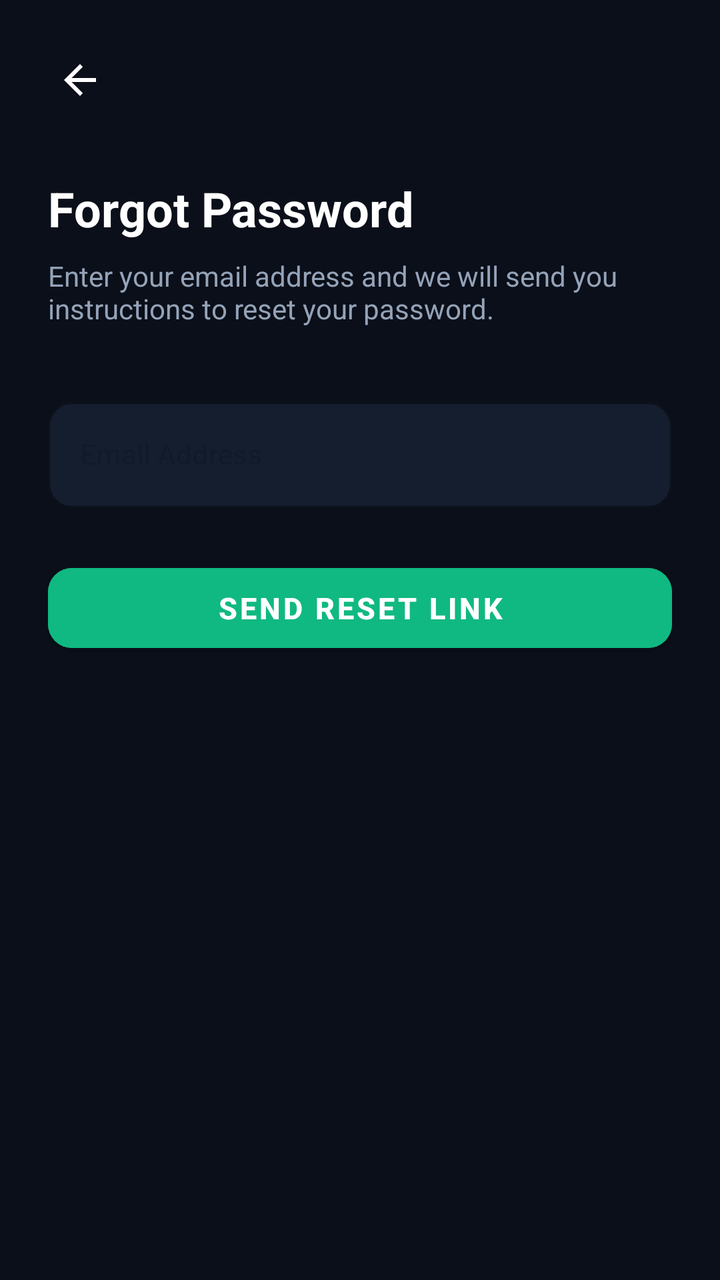
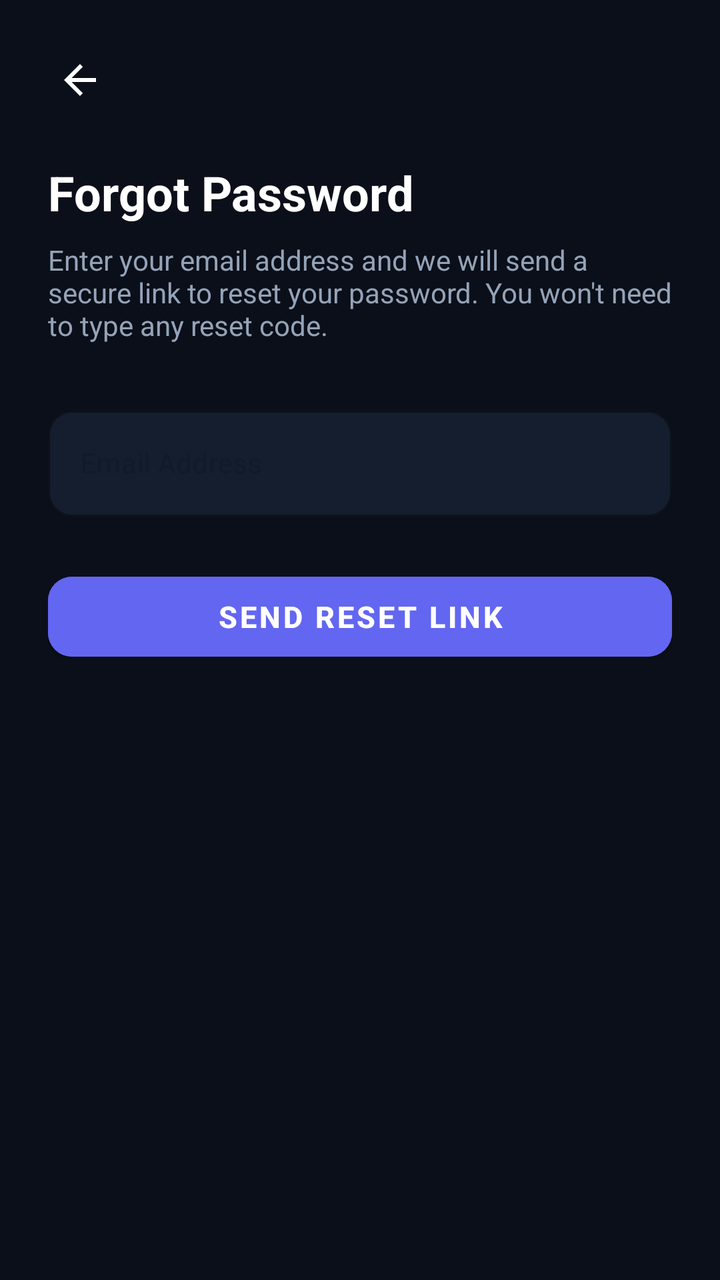

Before-and-after screenshots of an Android layout around one commit, followed by the original layout XML and the change that was made.
<!-- AndroidManifest.xml: application theme Theme.Nexa -->
<!-- res/layout/activity_forgot_password.xml -->
<?xml version="1.0" encoding="utf-8"?>
<androidx.constraintlayout.widget.ConstraintLayout xmlns:android="http://schemas.android.com/apk/res/android"
    xmlns:app="http://schemas.android.com/apk/res-auto"
    android:layout_width="match_parent"
    android:layout_height="match_parent"
    android:background="@color/background_dark"
    android:padding="24dp">

    <ImageView
        android:id="@+id/ivBack"
        android:layout_width="32dp"
        android:layout_height="32dp"
        android:background="?attr/selectableItemBackgroundBorderless"
        android:contentDescription="Back"
        android:padding="4dp"
        android:src="@drawable/ic_back"
        app:layout_constraintStart_toStartOf="parent"
        app:layout_constraintTop_toTopOf="parent"
        app:tint="@color/text_white" />

    <TextView
        android:id="@+id/tvTitle"
        android:layout_width="wrap_content"
        android:layout_height="wrap_content"
        android:layout_marginTop="32dp"
        android:text="Forgot Password"
        android:textColor="@color/text_white"
        android:textSize="24sp"
        android:textStyle="bold"
        app:layout_constraintStart_toStartOf="parent"
        app:layout_constraintTop_toBottomOf="@id/ivBack" />

    <TextView
        android:id="@+id/tvSubtitle"
        android:layout_width="0dp"
        android:layout_height="wrap_content"
        android:layout_marginTop="8dp"
        android:text="Enter your email address and we will send you instructions to reset your password."
        android:textColor="@color/text_secondary"
        android:textSize="14sp"
        app:layout_constraintEnd_toEndOf="parent"
        app:layout_constraintStart_toStartOf="parent"
        app:layout_constraintTop_toBottomOf="@id/tvTitle" />

    <com.google.android.material.textfield.TextInputLayout
        android:id="@+id/tilEmail"
        style="@style/Widget.MaterialComponents.TextInputLayout.OutlinedBox"
        android:layout_width="match_parent"
        android:layout_height="wrap_content"
        android:layout_marginTop="32dp"
        android:hint="Email Address"
        app:boxBackgroundColor="@color/background_card"
        app:boxCornerRadiusBottomEnd="12dp"
        app:boxCornerRadiusBottomStart="12dp"
        app:boxCornerRadiusTopEnd="12dp"
        app:boxCornerRadiusTopStart="12dp"
        app:boxStrokeColor="@color/brand_emerald"
        app:hintTextColor="@color/brand_emerald"
        app:layout_constraintTop_toBottomOf="@id/tvSubtitle">

        <com.google.android.material.textfield.TextInputEditText
            android:id="@+id/etEmail"
            android:layout_width="match_parent"
            android:layout_height="wrap_content"
            android:inputType="textEmailAddress"
            android:textColor="@color/text_white"
            android:textSize="14sp" />
    </com.google.android.material.textfield.TextInputLayout>

    <com.google.android.material.button.MaterialButton
        android:id="@+id/btnSendResetLink"
        android:layout_width="match_parent"
        android:layout_height="52dp"
        android:layout_marginTop="24dp"
        android:backgroundTint="@color/brand_emerald"
        android:text="Send Reset Link"
        android:textColor="@color/text_white"
        android:textSize="15sp"
        android:textStyle="bold"
        app:cornerRadius="12dp"
        app:layout_constraintTop_toBottomOf="@id/tilEmail" />

    <ProgressBar
        android:id="@+id/progressBar"
        android:layout_width="32dp"
        android:layout_height="32dp"
        android:layout_marginTop="16dp"
        android:indeterminateTint="@color/brand_emerald"
        android:visibility="gone"
        app:layout_constraintEnd_toEndOf="parent"
        app:layout_constraintStart_toStartOf="parent"
        app:layout_constraintTop_toBottomOf="@id/btnSendResetLink" />

</androidx.constraintlayout.widget.ConstraintLayout>
<!-- resources referenced by this layout -->
<resources>
  <color name="background_card">#151E2E</color>
  <color name="background_dark">#0B0F19</color>
  <color name="brand_emerald">#10B981</color>
  <color name="text_secondary">#94A3B8</color>
  <color name="text_white">#FFFFFF</color>
  <!-- drawable ic_back (drawable) -->
  <vector xmlns:android="http://schemas.android.com/apk/res/android"
      android:width="24dp"
      android:height="24dp"
      android:viewportWidth="24"
      android:viewportHeight="24"
      android:tint="?attr/colorControlNormal">
    <path
        android:fillColor="@android:color/white"
        android:pathData="M20,11H7.83l5.59,-5.59L12,4l-8,8 8,8 1.41,-1.41L7.83,13H20v-2z"/>
  </vector>
  <style name="Theme.Nexa" parent="Theme.MaterialComponents.DayNight.NoActionBar">
          
          <item name="colorPrimary">@color/brand_primary</item>
          <item name="colorPrimaryVariant">@color/brand_primary_dark</item>
          <item name="colorOnPrimary">@color/text_white</item>
          
          <item name="colorSecondary">@color/brand_cyan</item>
          <item name="colorSecondaryVariant">@color/brand_emerald</item>
          <item name="colorOnSecondary">@color/text_white</item>
          
          <item name="android:windowBackground">@color/background_light</item>
          <item name="colorSurface">@color/background_card_day</item>
          <item name="colorOnSurface">@color/text_dark_primary</item>
          <item name="colorOnBackground">@color/text_dark_primary</item>
          <item name="android:textColorPrimary">@color/text_dark_primary</item>
          <item name="android:textColorSecondary">@color/text_dark_secondary</item>
          <item name="android:statusBarColor">@color/background_light</item>
          <item name="android:windowLightStatusBar">true</item>
          <item name="android:navigationBarColor">@color/background_card_day</item>
      </style>
  <color name="brand_primary">#6366F1</color>
  <color name="brand_primary_dark">#4F46E5</color>
  <color name="brand_cyan">#06B6D4</color>
  <color name="background_light">#F8FAFC</color>
  <color name="background_card_day">#FFFFFF</color>
  <color name="text_dark_primary">#0F172A</color>
  <color name="text_dark_secondary">#475569</color>
</resources>

<!-- the commit's change to res/layout/activity_forgot_password.xml (unified diff, before → after) -->
@@ -18,77 +18,164 @@
         app:layout_constraintTop_toTopOf="parent"
         app:tint="@color/text_white" />
 
-    <TextView
-        android:id="@+id/tvTitle"
-        android:layout_width="wrap_content"
-        android:layout_height="wrap_content"
-        android:layout_marginTop="32dp"
-        android:text="Forgot Password"
-        android:textColor="@color/text_white"
-        android:textSize="24sp"
-        android:textStyle="bold"
-        app:layout_constraintStart_toStartOf="parent"
-        app:layout_constraintTop_toBottomOf="@id/ivBack" />
+    
+    <androidx.constraintlayout.widget.ConstraintLayout
+        android:id="@+id/layoutForm"
+        android:layout_width="match_parent"
+        android:layout_height="0dp"
+        android:visibility="visible"
+        app:layout_constraintBottom_toBottomOf="parent"
+        app:layout_constraintTop_toBottomOf="@id/ivBack">
 
-    <TextView
-        android:id="@+id/tvSubtitle"
-        android:layout_width="0dp"
-        android:layout_height="wrap_content"
-        android:layout_marginTop="8dp"
-        android:text="Enter your email address and we will send you instructions to reset your password."
-        android:textColor="@color/text_secondary"
-        android:textSize="14sp"
-        app:layout_constraintEnd_toEndOf="parent"
-        app:layout_constraintStart_toStartOf="parent"
-        app:layout_constraintTop_toBottomOf="@id/tvTitle" />
+        <TextView
+            android:id="@+id/tvTitle"
+            android:layout_width="wrap_content"
+            android:layout_height="wrap_content"
+            android:layout_marginTop="24dp"
+            android:text="Forgot Password"
+            android:textColor="@color/text_white"
+            android:textSize="24sp"
+            android:textStyle="bold"
+            app:layout_constraintStart_toStartOf="parent"
+            app:layout_constraintTop_toTopOf="parent" />
 
-    <com.google.android.material.textfield.TextInputLayout
-        android:id="@+id/tilEmail"
-        style="@style/Widget.MaterialComponents.TextInputLayout.OutlinedBox"
-        android:layout_width="match_parent"
-        android:layout_height="wrap_content"
-        android:layout_marginTop="32dp"
-        android:hint="Email Address"
-        app:boxBackgroundColor="@color/background_card"
-        app:boxCornerRadiusBottomEnd="12dp"
-        app:boxCornerRadiusBottomStart="12dp"
-        app:boxCornerRadiusTopEnd="12dp"
-        app:boxCornerRadiusTopStart="12dp"
-        app:boxStrokeColor="@color/brand_emerald"
-        app:hintTextColor="@color/brand_emerald"
-        app:layout_constraintTop_toBottomOf="@id/tvSubtitle">
+        <TextView
+            android:id="@+id/tvSubtitle"
+            android:layout_width="0dp"
+            android:layout_height="wrap_content"
+            android:layout_marginTop="8dp"
+            android:text="Enter your email address and we will send a secure link to reset your password. You won't need to type any reset code."
+            android:textColor="@color/text_secondary"
+            android:textSize="14sp"
+            app:layout_constraintEnd_toEndOf="parent"
+            app:layout_constraintStart_toStartOf="parent"
+            app:layout_constraintTop_toBottomOf="@id/tvTitle" />
 
-        <com.google.android.material.textfield.TextInputEditText
-            android:id="@+id/etEmail"
+        <com.google.android.material.textfield.TextInputLayout
+            android:id="@+id/tilEmail"
+            style="@style/Widget.MaterialComponents.TextInputLayout.OutlinedBox"
             android:layout_width="match_parent"
             android:layout_height="wrap_content"
-            android:inputType="textEmailAddress"
+            android:layout_marginTop="28dp"
+            android:hint="Email Address"
+            app:boxBackgroundColor="@color/background_card"
+            app:boxCornerRadiusBottomEnd="12dp"
+            app:boxCornerRadiusBottomStart="12dp"
+            app:boxCornerRadiusTopEnd="12dp"
+            app:boxCornerRadiusTopStart="12dp"
+            app:boxStrokeColor="@color/brand_emerald"
+            app:hintTextColor="@color/brand_emerald"
+            app:layout_constraintTop_toBottomOf="@id/tvSubtitle">
+
+            <com.google.android.material.textfield.TextInputEditText
+                android:id="@+id/etEmail"
+                android:layout_width="match_parent"
+                android:layout_height="wrap_content"
+                android:inputType="textEmailAddress"
+                android:textColor="@color/text_white"
+                android:textSize="14sp" />
+        </com.google.android.material.textfield.TextInputLayout>
+
+        <com.google.android.material.button.MaterialButton
+            android:id="@+id/btnSendResetLink"
+            android:layout_width="match_parent"
+            android:layout_height="52dp"
+            android:layout_marginTop="24dp"
+            android:backgroundTint="@color/brand_primary"
+            android:text="Send Reset Link"
             android:textColor="@color/text_white"
-            android:textSize="14sp" />
-    </com.google.android.material.textfield.TextInputLayout>
+            android:textSize="15sp"
+            android:textStyle="bold"
+            app:cornerRadius="12dp"
+            app:layout_constraintTop_toBottomOf="@id/tilEmail" />
 
-    <com.google.android.material.button.MaterialButton
-        android:id="@+id/btnSendResetLink"
+        <ProgressBar
+            android:id="@+id/progressBar"
+            android:layout_width="32dp"
+            android:layout_height="32dp"
+            android:layout_marginTop="16dp"
+            android:indeterminateTint="@color/brand_primary"
+            android:visibility="gone"
+            app:layout_constraintEnd_toEndOf="parent"
+            app:layout_constraintStart_toStartOf="parent"
+            app:layout_constraintTop_toBottomOf="@id/btnSendResetLink" />
+
+    </androidx.constraintlayout.widget.ConstraintLayout>
+
+    
+    <androidx.constraintlayout.widget.ConstraintLayout
+        android:id="@+id/layoutSuccess"
         android:layout_width="match_parent"
-        android:layout_height="52dp"
-        android:layout_marginTop="24dp"
-        android:backgroundTint="@color/brand_emerald"
-        android:text="Send Reset Link"
-        android:textColor="@color/text_white"
-        android:textSize="15sp"
-        android:textStyle="bold"
-        app:cornerRadius="12dp"
-        app:layout_constraintTop_toBottomOf="@id/tilEmail" />
+        android:layout_height="0dp"
+        android:visibility="gone"
+        app:layout_constraintBottom_toBottomOf="parent"
+        app:layout_constraintTop_toBottomOf="@id/ivBack">
 
-    <ProgressBar
-        android:id="@+id/progressBar"
-        android:layout_width="32dp"
-        android:layout_height="32dp"
-        android:layout_marginTop="16dp"
-        android:indeterminateTint="@color/brand_emerald"
-        android:visibility="gone"
-        app:layout_constraintEnd_toEndOf="parent"
-        app:layout_constraintStart_toStartOf="parent"
-        app:layout_constraintTop_toBottomOf="@id/btnSendResetLink" />
+        <ImageView
+            android:id="@+id/ivSuccessIcon"
+            android:layout_width="72dp"
+            android:layout_height="72dp"
+            android:layout_marginTop="48dp"
+            android:src="@drawable/ic_verified_badge"
+            app:layout_constraintEnd_toEndOf="parent"
+            app:layout_constraintStart_toStartOf="parent"
+            app:layout_constraintTop_toTopOf="parent"
+            app:tint="@color/brand_emerald" />
+
+        <TextView
+            android:id="@+id/tvSuccessTitle"
+            android:layout_width="wrap_content"
+            android:layout_height="wrap_content"
+            android:layout_marginTop="20dp"
+            android:text="Check Your Email"
+            android:textColor="@color/text_white"
+            android:textSize="22sp"
+            android:textStyle="bold"
+            app:layout_constraintEnd_toEndOf="parent"
+            app:layout_constraintStart_toStartOf="parent"
+            app:layout_constraintTop_toBottomOf="@id/ivSuccessIcon" />
+
+        <TextView
+            android:id="@+id/tvSuccessMessage"
+            android:layout_width="0dp"
+            android:layout_height="wrap_content"
+            android:layout_marginTop="12dp"
+            android:gravity="center"
+            android:lineSpacingExtra="4dp"
+            android:text="We have sent a secure password reset link to your email. Open the link to create a new password without typing any token.\n\nThe link will expire in 15 minutes."
+            android:textColor="@color/text_secondary"
+            android:textSize="14sp"
+            app:layout_constraintEnd_toEndOf="parent"
+            app:layout_constraintStart_toStartOf="parent"
+            app:layout_constraintTop_toBottomOf="@id/tvSuccessTitle" />
+
+        <com.google.android.material.button.MaterialButton
+            android:id="@+id/btnBackToLogin"
+            android:layout_width="match_parent"
+            android:layout_height="52dp"
+            android:layout_marginTop="36dp"
+            android:backgroundTint="@color/brand_primary"
+            android:text="Return to Sign In"
+            android:textColor="@color/text_white"
+            android:textSize="15sp"
+            android:textStyle="bold"
+            app:cornerRadius="12dp"
+            app:layout_constraintTop_toBottomOf="@id/tvSuccessMessage" />
+
+        <TextView
+            android:id="@+id/tvResendLink"
+            android:layout_width="wrap_content"
+            android:layout_height="wrap_content"
+            android:layout_marginTop="16dp"
+            android:padding="8dp"
+            android:text="Didn't receive the email? Try again"
+            android:textColor="@color/brand_primary"
+            android:textSize="13sp"
+            android:textStyle="bold"
+            app:layout_constraintEnd_toEndOf="parent"
+            app:layout_constraintStart_toStartOf="parent"
+            app:layout_constraintTop_toBottomOf="@id/btnBackToLogin" />
+
+    </androidx.constraintlayout.widget.ConstraintLayout>
 
 </androidx.constraintlayout.widget.ConstraintLayout>
<!-- resource entries referenced after the edit -->
@@ -15,6 +15,16 @@
     <path
         android:fillColor="@android:color/white"
         android:pathData="M20,11H7.83l5.59,-5.59L12,4l-8,8 8,8 1.41,-1.41L7.83,13H20v-2z"/>
+  </vector>
+  <!-- drawable ic_verified_badge (drawable) -->
+  <vector xmlns:android="http://schemas.android.com/apk/res/android"
+      android:width="24dp"
+      android:height="24dp"
+      android:viewportWidth="24"
+      android:viewportHeight="24">
+      <path
+          android:fillColor="@color/brand_emerald"
+          android:pathData="M12,1L3,5v6c0,5.55 3.84,10.74 9,12 5.16,-1.26 9,-6.45 9,-12V5l-9,-4zM10,17l-4,-4 1.41,-1.41L10,14.17l6.59,-6.59L18,9l-8,8z" />
   </vector>
   <style name="Theme.Nexa" parent="Theme.MaterialComponents.DayNight.NoActionBar">
           
